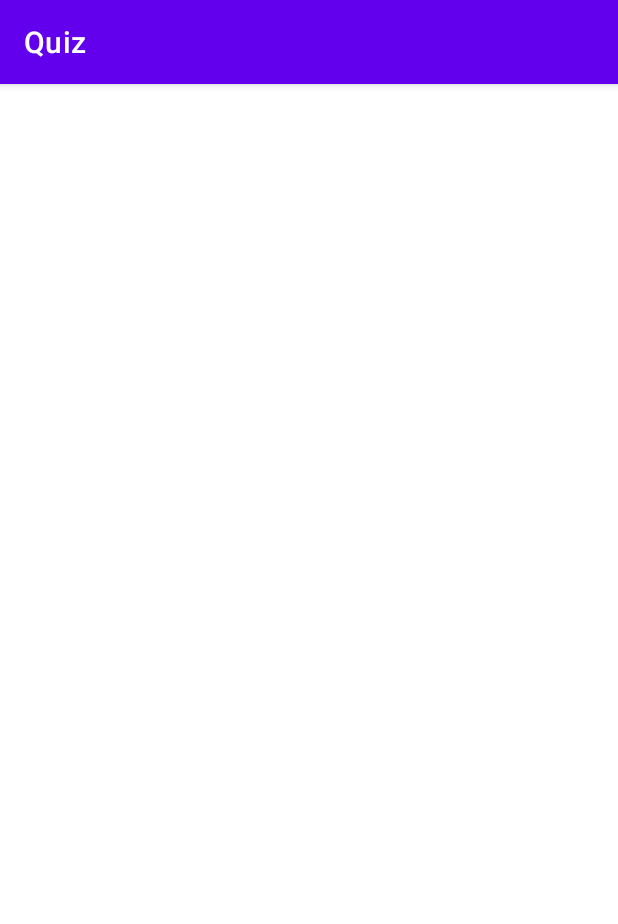
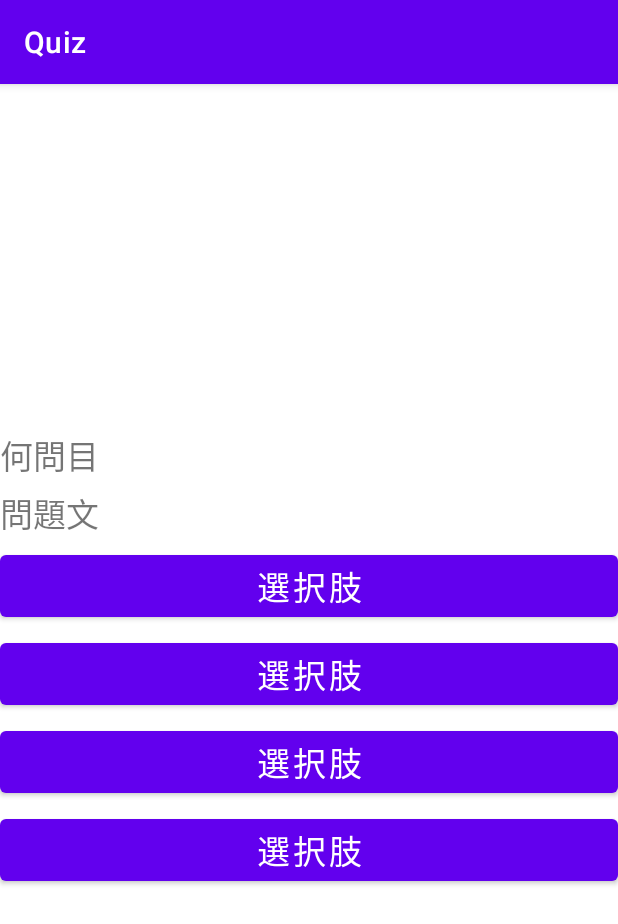
Before and after one commit to wonderers/Quiz, an Android app: the MainActivity screen opened directly, with no data from a screen before it, on a phone screen of 412 x 824 dp. Shown: the top 924 px of the screen. Run offline under Robolectric (Android 15) with nearby library versions, the phone set to English and light mode, and no system bars.

Commit message:
クイズ画面作り始め

```diff
--- a/app/src/main/java/une/yasuaki/quiz/MainActivity.java
+++ b/app/src/main/java/une/yasuaki/quiz/MainActivity.java
@@ -3,8 +3,35 @@ package une.yasuaki.quiz;
 import androidx.appcompat.app.AppCompatActivity;
 
 import android.os.Bundle;
+import android.widget.Button;
+import android.widget.TextView;
+
+import java.util.Collections;
+import java.util.Random;
+import java.util.ArrayList;
 
 public class MainActivity extends AppCompatActivity {
+
+    //テキストビュー宣言
+    private TextView countLabel,questionLabel;
+
+    //ボタン宣言
+    private Button btna1,btna2,btna3,btna4;
+
+    //正解宣言（？）
+    private int rightAnswer;
+
+    //正解数宣言
+    private int rightAnswerCount;
+
+    //クイズ問題数カウント宣言
+    private int quizCount;
+
+    //クイズ問題をデータの大きさに応じて取り出す
+    //for(int i=0;i<quizData.length; i++){
+        //問題リストの宣言
+        ArrayList<ArrayList<String>> tmpArray = new ArrayList<>();
+    //}
 
     @Override
     protected void onCreate(Bundle savedInstanceState) {
--- a/app/src/main/res/layout/activity_main.xml
+++ b/app/src/main/res/layout/activity_main.xml
@@ -1,7 +1,57 @@
 <?xml version="1.0" encoding="utf-8"?>
-<androidx.constraintlayout.widget.ConstraintLayout xmlns:android="http://schemas.android.com/apk/res/android"
+<LinearLayout xmlns:android="http://schemas.android.com/apk/res/android"
     xmlns:app="http://schemas.android.com/apk/res-auto"
     xmlns:tools="http://schemas.android.com/tools"
     android:layout_width="match_parent"
     android:layout_height="match_parent"
-    tools:context=".MainActivity"/>
+    android:gravity="center"
+    android:orientation="vertical"
+    tools:context=".MainActivity">
+
+    <TextView
+        android:id="@+id/countLabel"
+        android:layout_width="match_parent"
+        android:layout_height="wrap_content"
+        android:text="@string/count_label"
+        android:textSize="22sp" />
+
+    <TextView
+        android:id="@+id/questionLabel"
+        android:layout_width="match_parent"
+        android:layout_height="wrap_content"
+        android:layout_marginTop="5dp"
+        android:text="@string/question_label"
+        android:textSize="22sp" />
+
+    <Button
+        android:id="@+id/btna1"
+        android:layout_width="match_parent"
+        android:layout_height="wrap_content"
+        android:layout_marginTop="5dp"
+        android:text="@string/answer_label"
+        android:textSize="22sp" />
+
+    <Button
+        android:id="@+id/btna2"
+        android:layout_width="match_parent"
+        android:layout_height="wrap_content"
+        android:layout_marginTop="5dp"
+        android:text="@string/answer_label"
+        android:textSize="22sp" />
+
+    <Button
+        android:id="@+id/btna3"
+        android:layout_width="match_parent"
+        android:layout_height="wrap_content"
+        android:layout_marginTop="5dp"
+        android:text="@string/answer_label"
+        android:textSize="22sp" />
+
+    <Button
+        android:id="@+id/btna4"
+        android:layout_width="match_parent"
+        android:layout_height="wrap_content"
+        android:layout_marginTop="5dp"
+        android:text="@string/answer_label"
+        android:textSize="22sp" />
+</LinearLayout>
--- a/app/src/main/res/values/strings.xml
+++ b/app/src/main/res/values/strings.xml
@@ -1,3 +1,6 @@
 <resources>
     <string name="app_name">Quiz</string>
+    <string name="count_label">何問目</string>
+    <string name="question_label">問題文</string>
+    <string name="answer_label">選択肢</string>
 </resources>
```
